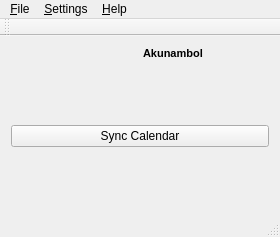
This is qtgui/mainwindow.ui in KDE/akunambol as Qt 5 draws it before an edit. The edited form follows.
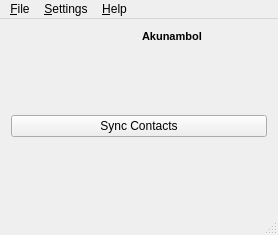
This is the edited form. Icons and pictures are not drawn.

Commit message: get rid of the toolbar, sync calendar -> sync contacts, for now :-)

```diff
--- a/qtgui/mainwindow.ui
+++ b/qtgui/mainwindow.ui
@@ -6,8 +6,8 @@
    <rect>
     <x>0</x>
     <y>0</y>
-    <width>280</width>
-    <height>237</height>
+    <width>278</width>
+    <height>235</height>
    </rect>
   </property>
   <property name="windowTitle">
@@ -56,7 +56,7 @@
     <item>
      <widget class="QPushButton" name="calendarButton">
       <property name="text">
-       <string>Sync Calendar</string>
+       <string>Sync Contacts</string>
       </property>
      </widget>
     </item>
@@ -80,8 +80,8 @@
     <rect>
      <x>0</x>
      <y>0</y>
-     <width>280</width>
-     <height>24</height>
+     <width>278</width>
+     <height>23</height>
     </rect>
    </property>
    <widget class="QMenu" name="menuFile">
@@ -106,14 +106,6 @@
    <addaction name="menuSettings"/>
    <addaction name="menuHelp"/>
   </widget>
-  <widget class="QToolBar" name="mainToolBar">
-   <attribute name="toolBarArea">
-    <enum>TopToolBarArea</enum>
-   </attribute>
-   <attribute name="toolBarBreak">
-    <bool>false</bool>
-   </attribute>
-  </widget>
   <widget class="QStatusBar" name="statusBar"/>
   <action name="actionAbout">
    <property name="icon">
```
Left out of the diff: 14 changed lines with no effect on the pictures.
